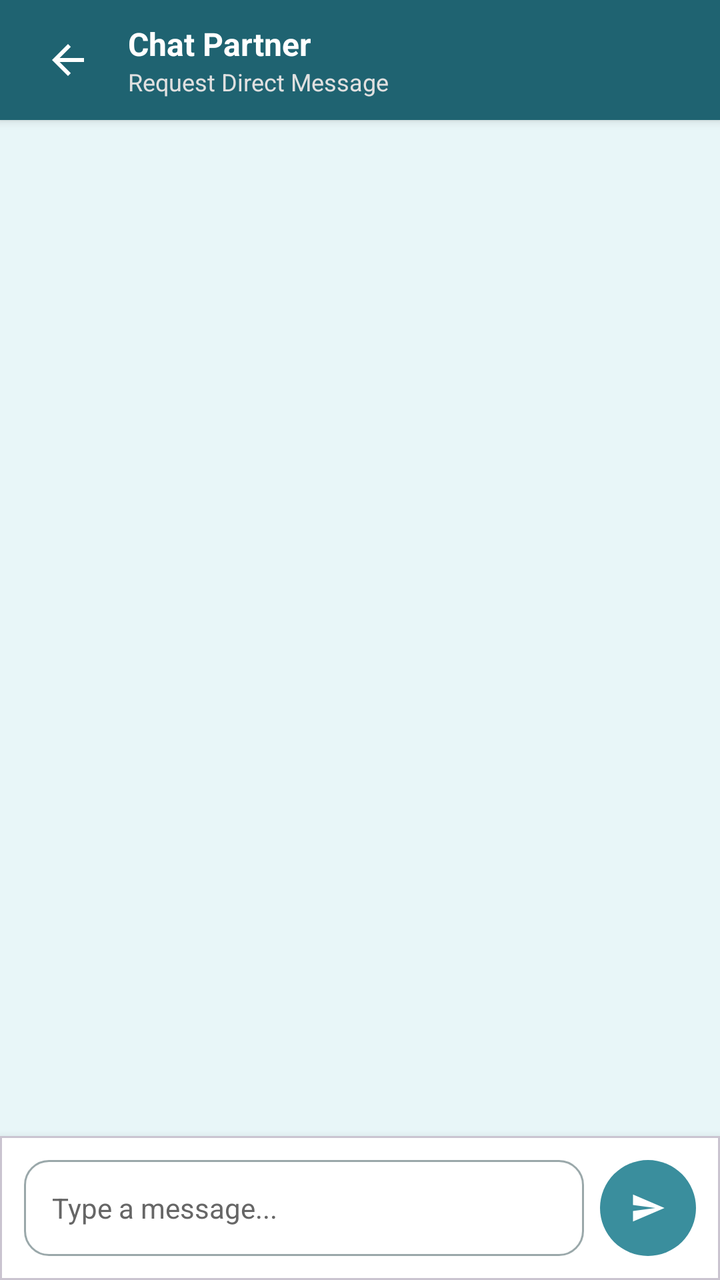
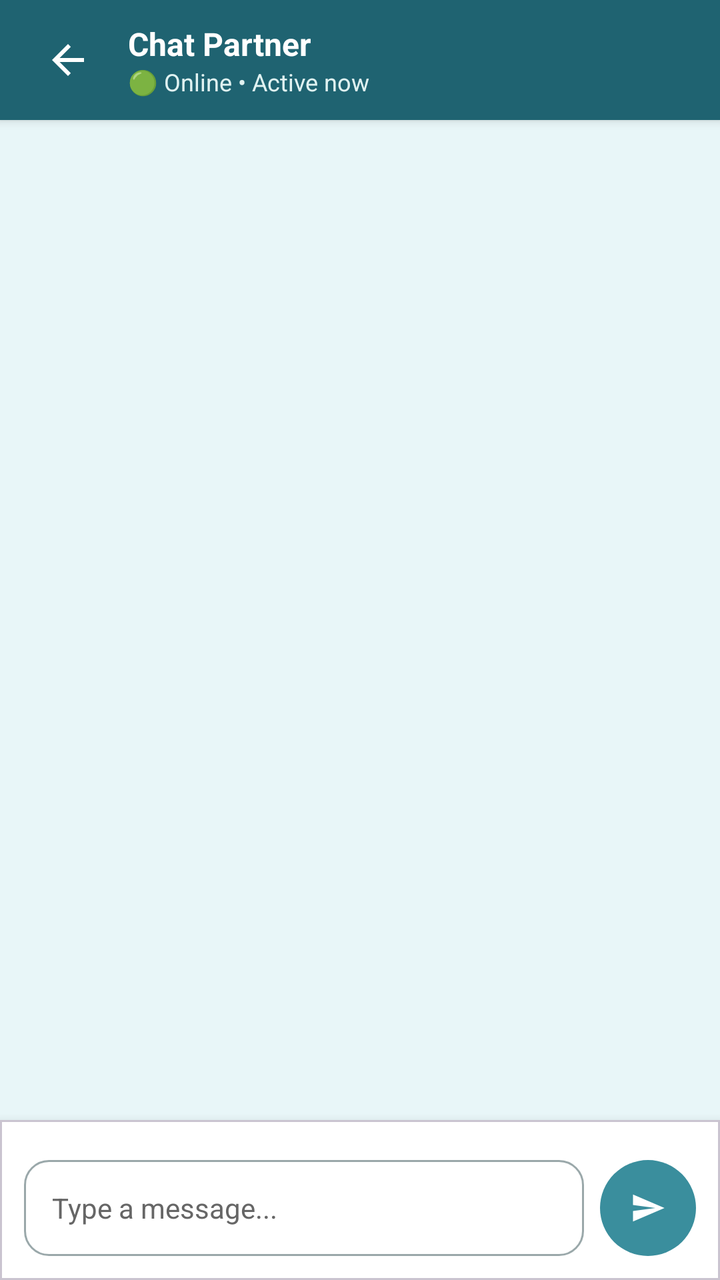

Two renders of the same Android screen: before a commit and after it. Below are the layout's source before the change and the commit's diff.
<!-- AndroidManifest.xml: application theme Theme.PharmaFind -->
<!-- res/layout/activity_chat.xml -->
<?xml version="1.0" encoding="utf-8"?>
<androidx.constraintlayout.widget.ConstraintLayout xmlns:android="http://schemas.android.com/apk/res/android"
    xmlns:app="http://schemas.android.com/apk/res-auto"
    android:layout_width="match_parent"
    android:layout_height="match_parent"
    android:background="@color/background_light">

    
    <LinearLayout
        android:id="@+id/toolbarChat"
        android:layout_width="match_parent"
        android:layout_height="wrap_content"
        android:minHeight="60dp"
        android:background="@color/primary_dark"
        android:elevation="3dp"
        android:gravity="center_vertical"
        android:orientation="horizontal"
        android:paddingHorizontal="16dp"
        app:layout_constraintTop_toTopOf="parent">

        <ImageButton
            android:id="@+id/btnBackChat"
            android:layout_width="36dp"
            android:layout_height="36dp"
            android:background="?attr/selectableItemBackgroundBorderless"
            android:contentDescription="Back"
            android:src="@drawable/ic_arrow_back"
            app:tint="@color/white" />

        <LinearLayout
            android:layout_width="0dp"
            android:layout_height="wrap_content"
            android:layout_marginStart="12dp"
            android:layout_weight="1"
            android:orientation="vertical">

            <TextView
                android:id="@+id/tvChatPartnerName"
                android:layout_width="wrap_content"
                android:layout_height="wrap_content"
                android:text="Chat Partner"
                android:textColor="@color/white"
                android:textSize="16sp"
                android:textStyle="bold" />

            <TextView
                android:id="@+id/tvChatSubtitle"
                android:layout_width="wrap_content"
                android:layout_height="wrap_content"
                android:text="Request Direct Message"
                android:textColor="#E0E0E0"
                android:textSize="12sp" />

        </LinearLayout>

        <com.google.android.material.button.MaterialButton
            style="@style/Widget.PharmaFind.Button.Small"
            android:id="@+id/btnAskSatisfaction"
            android:layout_width="wrap_content"
            android:text="Care Satisfied?"
            android:textColor="@color/white"
            android:visibility="gone"
            app:backgroundTint="#2E7D32"
            app:icon="@drawable/ic_check_circle"
            app:iconTint="@color/white" />

    </LinearLayout>

    
    <androidx.recyclerview.widget.RecyclerView
        android:id="@+id/rvMessages"
        android:layout_width="match_parent"
        android:layout_height="0dp"
        android:padding="12dp"
        app:layout_constraintBottom_toTopOf="@id/cardChatInput"
        app:layout_constraintTop_toBottomOf="@id/toolbarChat" />

    
    <com.google.android.material.card.MaterialCardView
        android:id="@+id/cardChatInput"
        android:layout_width="match_parent"
        android:layout_height="wrap_content"
        app:cardBackgroundColor="@color/white"
        app:cardCornerRadius="0dp"
        app:cardElevation="8dp"
        app:layout_constraintBottom_toBottomOf="parent">

        <LinearLayout
            android:id="@+id/llChatInputContainer"
            android:layout_width="match_parent"
            android:layout_height="wrap_content"
            android:gravity="center_vertical"
            android:orientation="horizontal"
            android:padding="12dp">

            <EditText
                android:id="@+id/etChatMessageInput"
                android:layout_width="0dp"
                android:layout_height="48dp"
                android:layout_weight="1"
                android:background="@drawable/edittext_background"
                android:hint="Type a message..."
                android:inputType="textMultiLine"
                android:maxLines="3"
                android:paddingHorizontal="14dp"
                android:textColor="@color/black"
                android:textColorHint="@color/text_gray"
                android:textSize="14sp" />

            <com.google.android.material.button.MaterialButton
                android:id="@+id/btnSendMessage"
                android:layout_width="48dp"
                android:layout_height="48dp"
                android:layout_marginStart="8dp"
                android:insetLeft="0dp"
                android:insetTop="0dp"
                android:insetRight="0dp"
                android:insetBottom="0dp"
                android:padding="0dp"
                app:backgroundTint="@color/primary_teal"
                app:cornerRadius="24dp"
                app:icon="@drawable/ic_send"
                app:iconGravity="textStart"
                app:iconPadding="0dp"
                app:iconTint="@color/white" />

        </LinearLayout>

    </com.google.android.material.card.MaterialCardView>

</androidx.constraintlayout.widget.ConstraintLayout>
<!-- resources referenced by this layout -->
<resources>
  <color name="background_light">#E8F6F8</color>
  <color name="black">#FF000000</color>
  <color name="primary_dark">#1F6371</color>
  <color name="primary_teal">#3A8E9D</color>
  <color name="text_gray">#666666</color>
  <color name="white">#FFFFFFFF</color>
  <!-- drawable ic_arrow_back (drawable) -->
  <?xml version="1.0" encoding="utf-8"?>
  <vector xmlns:android="http://schemas.android.com/apk/res/android"
      android:width="24dp"
      android:height="24dp"
      android:autoMirrored="true"
      android:viewportWidth="24"
      android:viewportHeight="24">
      <path
          android:fillColor="#FF000000"
          android:pathData="M20,11H7.83l5.59,-5.59L12,4l-8,8 8,8 1.41,-1.41L7.83,13H20v-2z" />
  </vector>
  <!-- drawable ic_check_circle (drawable) -->
  <?xml version="1.0" encoding="utf-8"?>
  <vector xmlns:android="http://schemas.android.com/apk/res/android"
      android:width="24dp"
      android:height="24dp"
      android:viewportWidth="24"
      android:viewportHeight="24">
      <path
          android:fillColor="#FF000000"
          android:pathData="M12,2C6.48,2 2,6.48 2,12s4.48,10 10,10 10,-4.48 10,-10S17.52,2 12,2zM10,17l-5,-5 1.41,-1.41L10,14.17l7.59,-7.59L19,8l-9,9z" />
  </vector>
  <!-- drawable ic_send (drawable) -->
  <?xml version="1.0" encoding="utf-8"?>
  <vector xmlns:android="http://schemas.android.com/apk/res/android"
      android:width="24dp"
      android:height="24dp"
      android:viewportWidth="24"
      android:viewportHeight="24">
      <path
          android:fillColor="#FF000000"
          android:pathData="M2.01,21L23,12 2.01,3 2,10l15,2 -15,2z" />
  </vector>
  <style name="Widget.PharmaFind.Button.Small" parent="Widget.Material3.Button.OutlinedButton">
          <item name="iconGravity">textStart</item>
          <item name="iconSize">18dp</item>
          <item name="iconPadding">6dp</item>
          <item name="android:layout_height">40dp</item>
          <item name="android:insetTop">0dp</item>
          <item name="android:insetBottom">0dp</item>
          <item name="android:paddingStart">14dp</item>
          <item name="android:paddingEnd">14dp</item>
          <item name="cornerRadius">20dp</item>
          <item name="strokeColor">@color/primary_teal</item>
          <item name="android:textColor">@color/primary_teal</item>
          <item name="android:textSize">13sp</item>
          <item name="android:textAllCaps">false</item>
      </style>
  <color name="error_red">#B3261E</color>
  <color name="field_border">#9AA8AA</color>
  <style name="Base.Theme.PharmaFind" parent="Theme.Material3.Light.NoActionBar">
          <item name="android:forceDarkAllowed" tools:targetApi="q">false</item>
          
          
      </style>
  <color name="teal_container">#D6EEF1</color>
  <color name="on_surface">#1B1F21</color>
  <color name="surface_variant">#E3EBEC</color>
  <color name="on_surface_variant">#3F484A</color>
  <color name="outline">#6F797A</color>
  <color name="surface_container_low">#F4F8F8</color>
  <color name="surface_container">#EEF3F4</color>
  <color name="surface_container_high">#E8EEEF</color>
  <color name="surface_container_highest">#E2E9EA</color>
  <style name="Animation.PharmaFind.Activity" parent="@android:style/Animation.Activity">
          <item name="android:activityOpenEnterAnimation">@anim/activity_open_enter</item>
          <item name="android:activityOpenExitAnimation">@anim/activity_open_exit</item>
          <item name="android:activityCloseEnterAnimation">@anim/activity_close_enter</item>
          <item name="android:activityCloseExitAnimation">@anim/activity_close_exit</item>
      </style>
  <!-- unchanged entries left out for length: 2 -->
</resources>

<!-- the commit's change to res/layout/activity_chat.xml (unified diff, before → after) -->
@@ -47,8 +47,8 @@
                 android:id="@+id/tvChatSubtitle"
                 android:layout_width="wrap_content"
                 android:layout_height="wrap_content"
-                android:text="Request Direct Message"
-                android:textColor="#E0E0E0"
+                android:text="🟢 Online • Active now"
+                android:textColor="#E0F2F1"
                 android:textSize="12sp" />
 
         </LinearLayout>
@@ -86,43 +86,68 @@
         app:layout_constraintBottom_toBottomOf="parent">
 
         <LinearLayout
-            android:id="@+id/llChatInputContainer"
+            android:id="@+id/llChatInputRoot"
             android:layout_width="match_parent"
             android:layout_height="wrap_content"
-            android:gravity="center_vertical"
-            android:orientation="horizontal"
-            android:padding="12dp">
+            android:orientation="vertical">
 
-            <EditText
-                android:id="@+id/etChatMessageInput"
-                android:layout_width="0dp"
-                android:layout_height="48dp"
-                android:layout_weight="1"
-                android:background="@drawable/edittext_background"
-                android:hint="Type a message..."
-                android:inputType="textMultiLine"
-                android:maxLines="3"
-                android:paddingHorizontal="14dp"
-                android:textColor="@color/black"
-                android:textColorHint="@color/text_gray"
-                android:textSize="14sp" />
+            
+            <HorizontalScrollView
+                android:id="@+id/scrollQuickReplies"
+                android:layout_width="match_parent"
+                android:layout_height="wrap_content"
+                android:paddingHorizontal="12dp"
+                android:paddingTop="8dp"
+                android:scrollbars="none">
 
-            <com.google.android.material.button.MaterialButton
-                android:id="@+id/btnSendMessage"
-                android:layout_width="48dp"
-                android:layout_height="48dp"
-                android:layout_marginStart="8dp"
-                android:insetLeft="0dp"
-                android:insetTop="0dp"
-                android:insetRight="0dp"
-                android:insetBottom="0dp"
-                android:padding="0dp"
-                app:backgroundTint="@color/primary_teal"
-                app:cornerRadius="24dp"
-                app:icon="@drawable/ic_send"
-                app:iconGravity="textStart"
-                app:iconPadding="0dp"
-                app:iconTint="@color/white" />
+                <com.google.android.material.chip.ChipGroup
+                    android:id="@+id/chipGroupQuickReplies"
+                    android:layout_width="wrap_content"
+                    android:layout_height="wrap_content"
+                    app:singleLine="true" />
+
+            </HorizontalScrollView>
+
+            <LinearLayout
+                android:id="@+id/llChatInputContainer"
+                android:layout_width="match_parent"
+                android:layout_height="wrap_content"
+                android:gravity="center_vertical"
+                android:orientation="horizontal"
+                android:padding="12dp">
+
+                <EditText
+                    android:id="@+id/etChatMessageInput"
+                    android:layout_width="0dp"
+                    android:layout_height="48dp"
+                    android:layout_weight="1"
+                    android:background="@drawable/edittext_background"
+                    android:hint="Type a message..."
+                    android:inputType="textMultiLine"
+                    android:maxLines="3"
+                    android:paddingHorizontal="14dp"
+                    android:textColor="@color/black"
+                    android:textColorHint="@color/text_gray"
+                    android:textSize="14sp" />
+
+                <com.google.android.material.button.MaterialButton
+                    android:id="@+id/btnSendMessage"
+                    android:layout_width="48dp"
+                    android:layout_height="48dp"
+                    android:layout_marginStart="8dp"
+                    android:insetLeft="0dp"
+                    android:insetTop="0dp"
+                    android:insetRight="0dp"
+                    android:insetBottom="0dp"
+                    android:padding="0dp"
+                    app:backgroundTint="@color/primary_teal"
+                    app:cornerRadius="24dp"
+                    app:icon="@drawable/ic_send"
+                    app:iconGravity="textStart"
+                    app:iconPadding="0dp"
+                    app:iconTint="@color/white" />
+
+            </LinearLayout>
 
         </LinearLayout>
 
